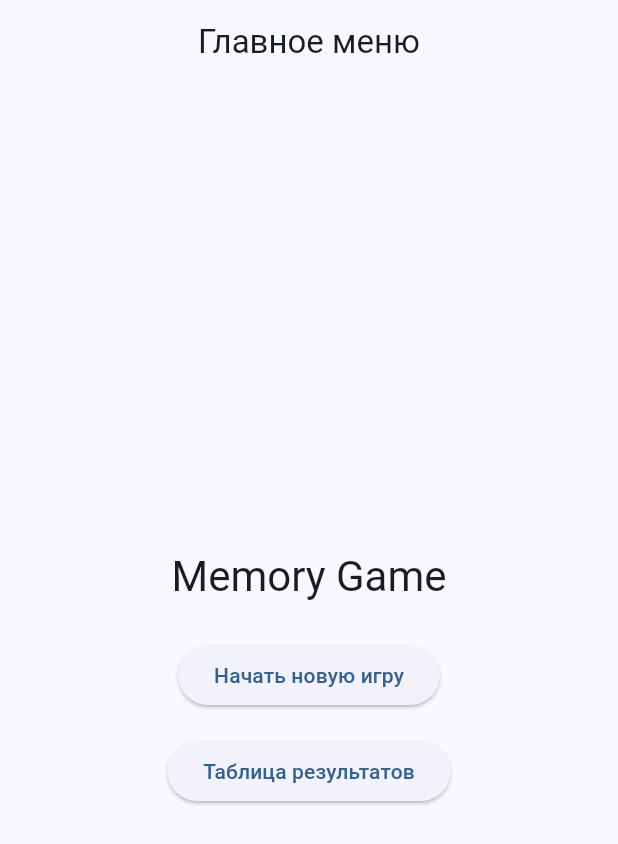
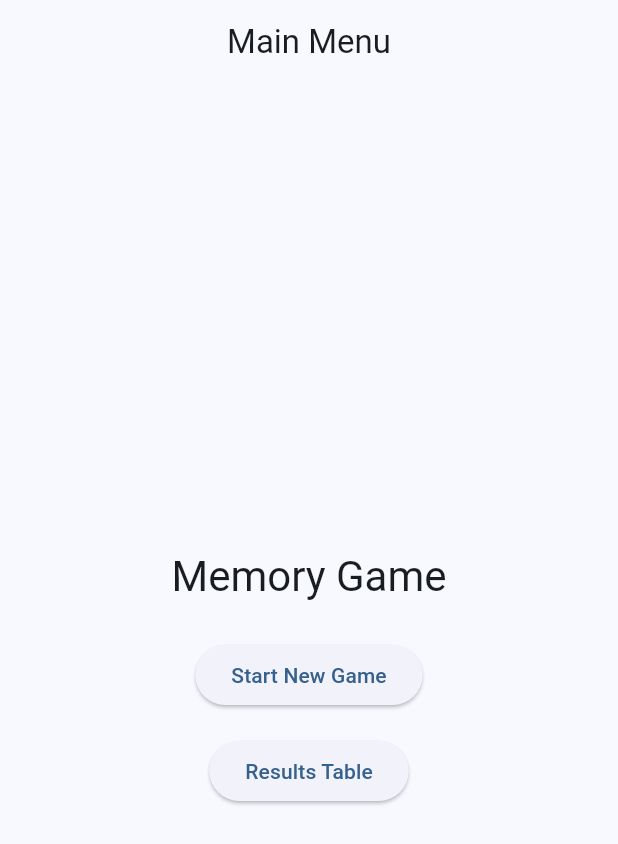
Before and after one commit to alekskulakov/memory-game, a Flutter app: the screen it shows after launch, on a phone screen of 412 x 824 dp. Shown: the top 844 px of the screen. Run offline on Flutter 3.47's test engine with Material 3 defaults, Android fonts, the phone set to English and light mode, and no system bars; our stand-ins replace shared_preferences.

Commit message:
translate texts

```diff
--- a/lib/main.dart
+++ b/lib/main.dart
@@ -49,7 +49,7 @@ class MainMenuScreen extends StatelessWidget {
   Widget build(BuildContext context) {
     return Scaffold(
       appBar: AppBar(
-        title: const Text('Главное меню'),
+        title: const Text('Main Menu'),
         centerTitle: true,
       ),
       body: Center(
@@ -65,12 +65,12 @@ class MainMenuScreen extends StatelessWidget {
             ),
             ElevatedButton(
               onPressed: () => Navigator.pushNamed(context, '/game'),
-              child: const Text('Начать новую игру'),
+              child: const Text('Start New Game'),
             ),
             const SizedBox(height: 16),
             ElevatedButton(
               onPressed: () => Navigator.pushNamed(context, '/results'),
-              child: const Text('Таблица результатов'),
+              child: const Text('Results Table'),
             ),
           ],
         ),
@@ -118,7 +118,7 @@ class _GameScreenState extends State<GameScreen> {
   Future<void> _saveResult() async {
     final prefs = await SharedPreferences.getInstance();
     List<String> history = prefs.getStringList('game_history') ?? [];
-    history.insert(0, '${DateTime.now().toLocal().toString().substring(0, 16)}: $moves ходов');
+    history.insert(0, '${DateTime.now().toLocal().toString().substring(0, 16)}: $moves moves');
     if (history.length > 10) history = history.sublist(0, 10);
     await prefs.setStringList('game_history', history);
   }
@@ -127,22 +127,22 @@ class _GameScreenState extends State<GameScreen> {
     showDialog(
       context: context,
       builder: (context) => AlertDialog(
-        title: const Text('Игра завершена!'),
-        content: Text('Вы справились за $moves ходов'),
+        title: const Text('Game Over!'),
+        content: Text('You completed in $moves moves'),
         actions: [
           TextButton(
             onPressed: () {
               Navigator.pop(context);
               _startNewGame();
             },
-            child: const Text('Новая игра'),
+            child: const Text('New Game'),
           ),
           TextButton(
             onPressed: () {
               Navigator.pop(context);
               Navigator.pushNamed(context, '/results');
             },
-            child: const Text('Результаты'),
+            child: const Text('Results'),
           ),
         ],
       ),
@@ -248,7 +248,7 @@ class ResultsScreen extends StatelessWidget {
   @override
   Widget build(BuildContext context) {
     return Scaffold(
-      appBar: AppBar(title: const Text('Таблица результатов')),
+      appBar: AppBar(title: const Text('Results Table')),
       body: FutureBuilder<List<String>>(
         future: _loadResults(),
         builder: (context, snapshot) {
@@ -258,7 +258,7 @@ class ResultsScreen extends StatelessWidget {
 
           final results = snapshot.data ?? [];
           if (results.isEmpty) {
-            return const Center(child: Text('Нет сохранённых результатов'));
+            return const Center(child: Text('No saved results'));
           }
 
           return ListView.builder(
```
